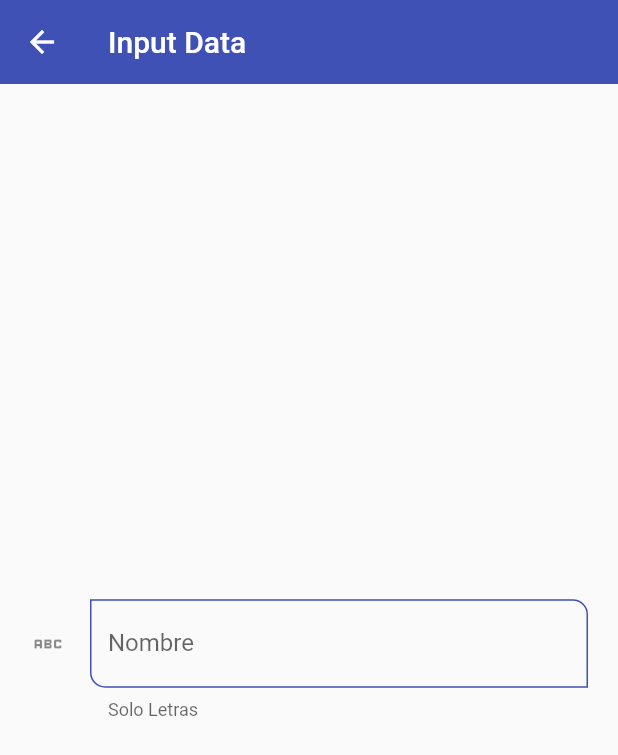
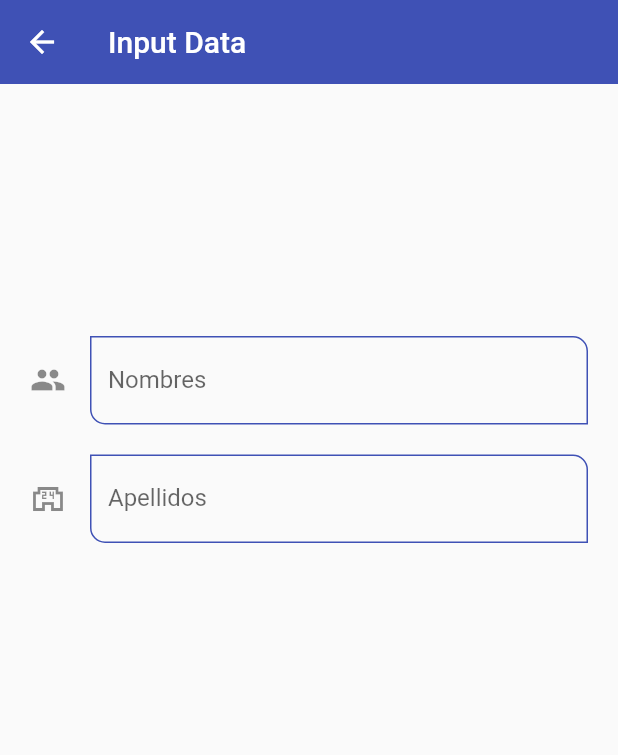
Before and after one commit to edco29/flutter-basics-components, a Flutter app: the InputScreen screen opened by its route, on a phone screen of 412 x 824 dp. Shown: the top 755 px of the screen. Run offline on Flutter 3.47's test engine with Material 2 defaults, Android fonts, the phone set to English and light mode, and no system bars.

Commit message:
ref: create CustomInputField widget

```diff
--- a/lib/screens/inputs_screen.dart
+++ b/lib/screens/inputs_screen.dart
@@ -1,4 +1,6 @@
 import 'package:flutter/material.dart';
+
+import '../widgets/widgets.dart';
 
 class InputScreen extends StatelessWidget {
   const InputScreen({Key? key}) : super(key: key);
@@ -8,33 +10,24 @@ class InputScreen extends StatelessWidget {
     return Scaffold(
       appBar: AppBar(title: Text("Input Data")),
       body: Center(
+          heightFactor: 3,
           child: SingleChildScrollView(
             child: Padding(
               padding: EdgeInsets.symmetric(horizontal: 20, vertical: 10),
               child: Column(
-            children: [
-              TextFormField(
-                autocorrect: false,
-                initialValue: '',
-                textCapitalization: TextCapitalization.words,
-                autofocus: false,
-                onChanged: (value) {
-                  print('value: $value');
-                },
-                validator: (value) {
-                  if (value == null) {
-                    return "este campo es requerido";
-                  }
-                  return value.length < 10 ? "minimo 10 letras" : null;
-                },
-                autovalidateMode: AutovalidateMode.onUserInteraction,
-                decoration: const InputDecoration(
-                  hintText: 'Nombre del Usuario',
-                  labelText: 'Nombre',
-                  helperText: 'Solo Letras',
-                  icon: Icon(Icons.abc),
-                  //prefixIcon: Icon(Icons.abc),
+                children: const [
+                  CustomInputField(
+                    hintText: "Ingrese usuario",
+                    labelText: "Nombres",
+                    icon: Icons.people,
                   ),
+                  SizedBox(
+                    height: 20.0,
+                  ),
+                  CustomInputField(
+                    hintText: "Ingrese apellidos",
+                    labelText: "Apellidos",
+                    icon: Icons.local_convenience_store_outlined,
                   )
                 ],
               ),
--- /dev/null
+++ b/lib/widgets/custom_input_field.dart
@@ -0,0 +1,46 @@
+import 'package:flutter/material.dart';
+
+class CustomInputField extends StatelessWidget {
+  final String hintText;
+  final String labelText;
+  final String? helperText;
+  final IconData? icon;
+  final IconData? suffixIcon;
+
+  const CustomInputField({
+    super.key,
+    required this.hintText,
+    required this.labelText,
+    this.helperText,
+    this.icon,
+    this.suffixIcon,
+  });
+
+  @override
+  Widget build(BuildContext context) {
+    return TextFormField(
+      autocorrect: false,
+      initialValue: '',
+      textCapitalization: TextCapitalization.words,
+      autofocus: false,
+      onChanged: (value) {
+        print('value: $value');
+      },
+      validator: (value) {
+        if (value == null) {
+          return "este campo es requerido";
+        }
+        return value.length < 10 ? "minimo 10 letras" : null;
+      },
+      autovalidateMode: AutovalidateMode.onUserInteraction,
+      decoration: InputDecoration(
+          hintText: hintText,
+          labelText: labelText,
+          helperText: helperText,
+          icon: Icon(icon),
+          suffixIcon: Icon(suffixIcon)
+          //prefixIcon: Icon(Icons.abc),
+          ),
+    );
+  }
+}
--- a/lib/widgets/widgets.dart
+++ b/lib/widgets/widgets.dart
@@ -1,2 +1,3 @@
 export 'package:flutter_components/widgets/custom_card_type1.dart';
 export 'package:flutter_components/widgets/custom_card_type2.dart';
+export 'package:flutter_components/widgets/custom_input_field.dart';
```
Lines whose indentation alone changed are shown as unchanged.
